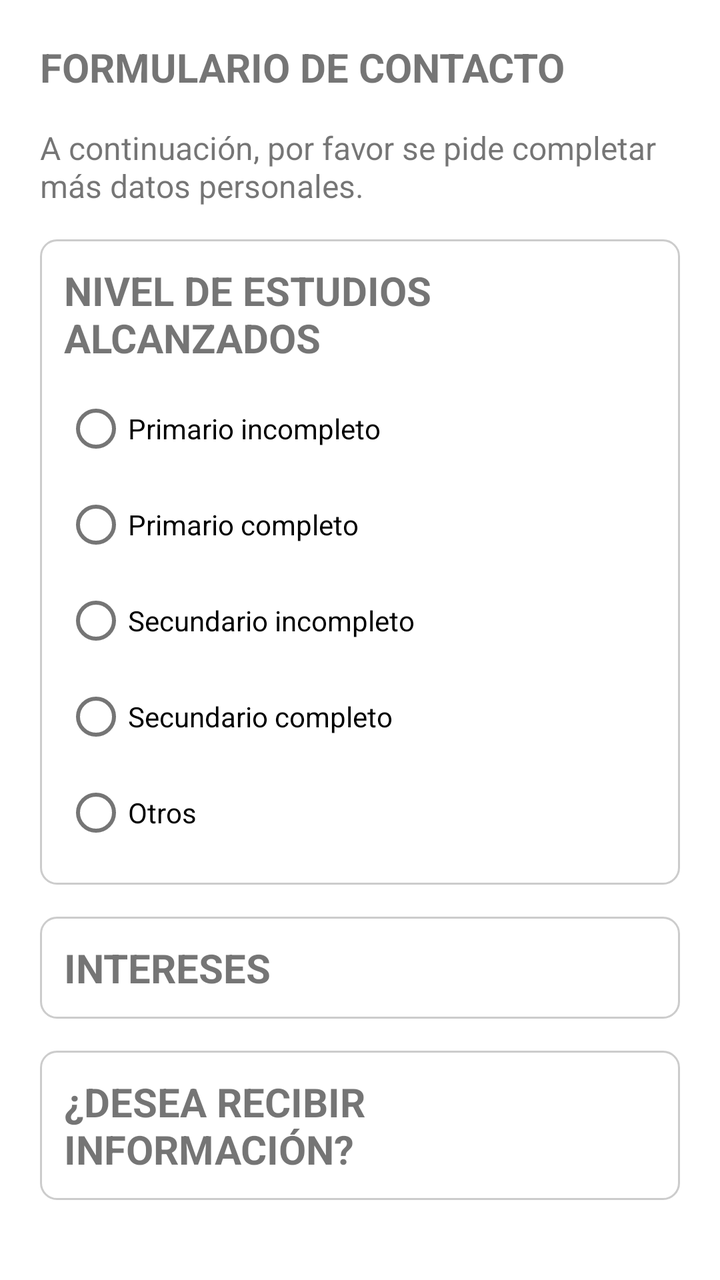
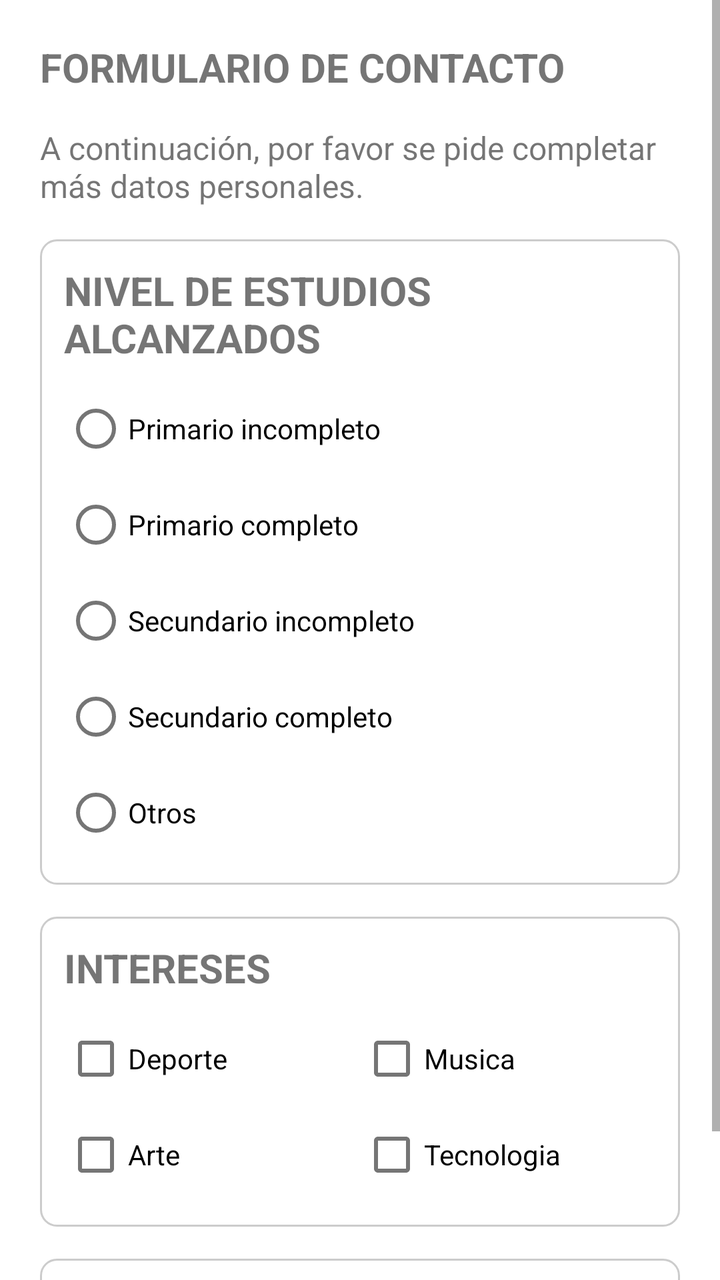

Before-and-after screenshots of an Android layout around one commit, followed by the original layout XML and the change that was made.
<!-- AndroidManifest.xml: application theme Theme.MaterialComponents.DayNight.DarkActionBar -->
<!-- res/layout/activity_mas_datos_contacto.xml -->
<?xml version="1.0" encoding="utf-8"?>
<ScrollView xmlns:android="http://schemas.android.com/apk/res/android"
    xmlns:tools="http://schemas.android.com/tools"
    android:id="@+id/main"
    android:layout_width="match_parent"
    android:layout_height="match_parent"
    android:fillViewport="true"
    tools:context=".MasDatosContacto">

    <LinearLayout
        android:layout_width="match_parent"
        android:layout_height="wrap_content"
        android:orientation="vertical"
        android:padding="20dp">

        <TextView
            android:id="@+id/txtViewFormContacto"
            android:layout_width="match_parent"
            android:layout_height="wrap_content"
            android:text="@string/titulo_mas_datos_contacto"
            android:textSize="20sp"
            android:textStyle="bold" />

        <TextView
            android:id="@+id/txtViewDescripcion"
            android:layout_width="match_parent"
            android:layout_height="wrap_content"
            android:layout_marginTop="16dp"
            android:textSize="16sp"
            android:text="A continuación, por favor se pide completar
más datos personales."
            />

        <LinearLayout
            android:id="@+id/layoutEstudios"
            android:background="@drawable/borde_form"
            android:layout_width="match_parent"
            android:layout_height="wrap_content"
            android:orientation="vertical"
            android:layout_marginTop="16dp"
            android:padding="12dp">

            <TextView
                android:layout_width="match_parent"
                android:layout_height="wrap_content"
                android:text="NIVEL DE ESTUDIOS ALCANZADOS"
                android:textSize="20sp"
                android:textStyle="bold" />

            <RadioGroup
                android:id="@+id/radioGroupEstudios"
                android:layout_width="match_parent"
                android:layout_height="wrap_content"
                android:layout_marginTop="8dp"
                android:orientation="vertical">

                <RadioButton
                    android:id="@+id/radioPrimarioIncompleto"
                    android:layout_width="match_parent"
                    android:layout_height="wrap_content"
                    android:text="@string/estudios_primario_incompleto" />

                <RadioButton
                    android:id="@+id/radioPrimarioCompleto"
                    android:layout_width="match_parent"
                    android:layout_height="wrap_content"
                    android:text="@string/estudios_primario_completo" />

                <RadioButton
                    android:id="@+id/radioSecundarioIncompleto"
                    android:layout_width="match_parent"
                    android:layout_height="wrap_content"
                    android:text="@string/estudios_secundario_incompleto" />

                <RadioButton
                    android:id="@+id/radioSecundarioCompleto"
                    android:layout_width="match_parent"
                    android:layout_height="wrap_content"
                    android:text="@string/estudios_secundario_completo" />

                <RadioButton
                    android:id="@+id/radioOtros"
                    android:layout_width="match_parent"
                    android:layout_height="wrap_content"
                    android:text="@string/estudios_otros" />

            </RadioGroup>

        </LinearLayout>

        <LinearLayout
            android:id="@+id/layoutIntereses"
            android:background="@drawable/borde_form"
            android:layout_width="match_parent"
            android:layout_height="wrap_content"
            android:orientation="vertical"
            android:layout_marginTop="16dp"
            android:padding="12dp">

            <TextView
                android:layout_width="match_parent"
                android:layout_height="wrap_content"
                android:text="INTERESES"
                android:textSize="20sp"
                android:textStyle="bold" />

        </LinearLayout>

        <LinearLayout
            android:id="@+id/layoutInfo"
            android:background="@drawable/borde_form"
            android:layout_width="match_parent"
            android:layout_height="wrap_content"
            android:orientation="vertical"
            android:layout_marginTop="16dp"
            android:padding="12dp">

            <TextView
                android:layout_width="match_parent"
                android:layout_height="wrap_content"
                android:text="¿DESEA RECIBIR INFORMACIÓN?"
                android:textSize="20sp"
                android:textStyle="bold" />

        </LinearLayout>

    </LinearLayout>


</ScrollView>
<!-- resources referenced by this layout -->
<resources>
  <!-- drawable borde_form (drawable) -->
  <?xml version="1.0" encoding="utf-8"?>
  <shape xmlns:android="http://schemas.android.com/apk/res/android"
      android:shape="rectangle">
  
      <solid android:color="#FFFFFF" />
  
      <stroke
          android:width="1dp"
          android:color="#CCCCCC" />
  
      <corners android:radius="8dp" />
  
  </shape>
  <string name="estudios_otros">Otros</string>
  <string name="estudios_primario_completo">Primario completo</string>
  <string name="estudios_primario_incompleto">Primario incompleto</string>
  <string name="estudios_secundario_completo">Secundario completo</string>
  <string name="estudios_secundario_incompleto">Secundario incompleto</string>
  <string name="titulo_mas_datos_contacto">FORMULARIO DE CONTACTO</string>
</resources>

<!-- the commit's change to res/layout/activity_mas_datos_contacto.xml (unified diff, before → after) -->
@@ -100,9 +100,45 @@ más datos personales."
             <TextView
                 android:layout_width="match_parent"
                 android:layout_height="wrap_content"
-                android:text="INTERESES"
+                android:text="@string/lbl_intereses"
                 android:textSize="20sp"
                 android:textStyle="bold" />
+
+            <GridLayout
+                android:layout_width="match_parent"
+                android:layout_height="wrap_content"
+                android:layout_marginTop="8dp"
+                android:columnCount="2"
+                android:rowCount="2">
+
+                <CheckBox
+                    android:id="@+id/chkDeporte"
+                    android:layout_width="0dp"
+                    android:layout_height="wrap_content"
+                    android:layout_columnWeight="1"
+                    android:text="@string/chk_deporte" />
+
+                <CheckBox
+                    android:id="@+id/chkMusica"
+                    android:layout_width="0dp"
+                    android:layout_height="wrap_content"
+                    android:layout_columnWeight="1"
+                    android:text="@string/chk_musica" />
+
+                <CheckBox
+                    android:id="@+id/chkArte"
+                    android:layout_width="0dp"
+                    android:layout_height="wrap_content"
+                    android:layout_columnWeight="1"
+                    android:text="@string/chk_arte" />
+
+                <CheckBox
+                    android:id="@+id/chkTecnologia"
+                    android:layout_width="0dp"
+                    android:layout_height="wrap_content"
+                    android:layout_columnWeight="1"
+                    android:text="@string/chk_tecnologia" />
+            </GridLayout>
 
         </LinearLayout>
 
<!-- resource entries referenced after the edit -->
@@ -14,11 +14,16 @@
       <corners android:radius="8dp" />
   
   </shape>
+  <string name="chk_arte">Arte</string>
+  <string name="chk_deporte">Deporte</string>
+  <string name="chk_musica">Musica</string>
+  <string name="chk_tecnologia">Tecnologia</string>
   <string name="estudios_otros">Otros</string>
   <string name="estudios_primario_completo">Primario completo</string>
   <string name="estudios_primario_incompleto">Primario incompleto</string>
   <string name="estudios_secundario_completo">Secundario completo</string>
   <string name="estudios_secundario_incompleto">Secundario incompleto</string>
+  <string name="lbl_intereses">INTERESES</string>
   <string name="titulo_mas_datos_contacto">FORMULARIO DE CONTACTO</string>
 </resources>
 
